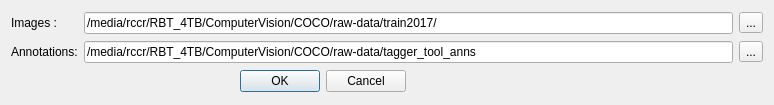
otre99/TaggerTool, file src/loadimganndialog.ui: the form before one commit.
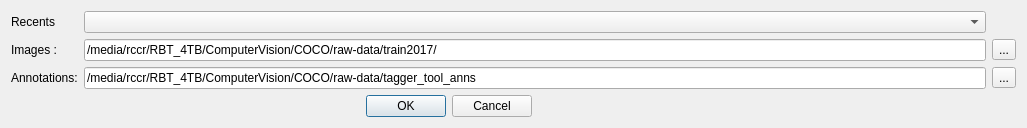
The form after the commit. Icons and pictures are not drawn.

Commit message: fix issues, better icons

What changed in the file:
```diff
--- a/src/loadimganndialog.ui
+++ b/src/loadimganndialog.ui
@@ -6,28 +6,15 @@
    <rect>
     <x>0</x>
     <y>0</y>
-    <width>774</width>
-    <height>105</height>
+    <width>1027</width>
+    <height>126</height>
    </rect>
   </property>
   <property name="windowTitle">
    <string>Images and Annotations</string>
   </property>
   <layout class="QGridLayout" name="gridLayout">
-   <item row="0" column="0">
-    <widget class="QLabel" name="label_12">
-     <property name="sizePolicy">
-      <sizepolicy hsizetype="Maximum" vsizetype="Preferred">
-       <horstretch>0</horstretch>
-       <verstretch>0</verstretch>
-      </sizepolicy>
-     </property>
-     <property name="text">
-      <string>Images :</string>
-     </property>
-    </widget>
-   </item>
-   <item row="1" column="0">
+   <item row="2" column="0">
     <widget class="QLabel" name="label_14">
      <property name="sizePolicy">
       <sizepolicy hsizetype="Maximum" vsizetype="Preferred">
@@ -40,24 +27,7 @@
      </property>
     </widget>
    </item>
-   <item row="1" column="1" colspan="2">
-    <widget class="QLineEdit" name="leInputAnnFolder">
-     <property name="text">
-      <string>/media/rccr/RBT_4TB/ComputerVision/COCO/raw-data/tagger_tool_anns</string>
-     </property>
-     <property name="readOnly">
-      <bool>true</bool>
-     </property>
-    </widget>
-   </item>
-   <item row="1" column="3">
-    <widget class="QToolButton" name="tbLoadAnnFolder">
-     <property name="text">
-      <string>...</string>
-     </property>
-    </widget>
-   </item>
-   <item row="2" column="0" colspan="2">
+   <item row="3" column="0" colspan="2">
     <widget class="QDialogButtonBox" name="buttonBox">
      <property name="orientation">
       <enum>Qt::Horizontal</enum>
@@ -67,14 +37,46 @@
      </property>
     </widget>
    </item>
-   <item row="0" column="3">
-    <widget class="QToolButton" name="tbLoadImageFolder">
+   <item row="2" column="1" colspan="2">
+    <widget class="QLineEdit" name="leInputAnnFolder">
+     <property name="text">
+      <string>/media/rccr/RBT_4TB/ComputerVision/COCO/raw-data/tagger_tool_anns</string>
+     </property>
+     <property name="readOnly">
+      <bool>true</bool>
+     </property>
+    </widget>
+   </item>
+   <item row="1" column="0">
+    <widget class="QLabel" name="label_12">
+     <property name="sizePolicy">
+      <sizepolicy hsizetype="Maximum" vsizetype="Preferred">
+       <horstretch>0</horstretch>
+       <verstretch>0</verstretch>
+      </sizepolicy>
+     </property>
+     <property name="text">
+      <string>Images :</string>
+     </property>
+    </widget>
+   </item>
+   <item row="2" column="3">
+    <widget class="QToolButton" name="tbLoadAnnFolder">
      <property name="text">
       <string>...</string>
      </property>
+     <property name="icon">
+      <iconset theme="folder"/>
+     </property>
+     <property name="iconSize">
+      <size>
+       <width>16</width>
+       <height>16</height>
+      </size>
+     </property>
     </widget>
    </item>
-   <item row="0" column="1" colspan="2">
+   <item row="1" column="1" colspan="2">
     <widget class="QLineEdit" name="leInputImageFolder">
      <property name="text">
       <string>/media/rccr/RBT_4TB/ComputerVision/COCO/raw-data/train2017/</string>
@@ -84,6 +86,39 @@
      </property>
     </widget>
    </item>
+   <item row="0" column="0">
+    <widget class="QLabel" name="label">
+     <property name="text">
+      <string>Recents</string>
+     </property>
+    </widget>
+   </item>
+   <item row="0" column="1" colspan="2">
+    <widget class="QComboBox" name="comboBoxRecents">
+     <property name="sizePolicy">
+      <sizepolicy hsizetype="Preferred" vsizetype="Fixed">
+       <horstretch>0</horstretch>
+       <verstretch>0</verstretch>
+      </sizepolicy>
+     </property>
+    </widget>
+   </item>
+   <item row="1" column="3">
+    <widget class="QToolButton" name="tbLoadImageFolder">
+     <property name="text">
+      <string>...</string>
+     </property>
+     <property name="icon">
+      <iconset theme="folder-open"/>
+     </property>
+     <property name="iconSize">
+      <size>
+       <width>16</width>
+       <height>16</height>
+      </size>
+     </property>
+    </widget>
+   </item>
   </layout>
  </widget>
  <resources/>
```
Left out of the diff: 4 changed lines with no effect on the pictures. The commit also changes 33 other files.
